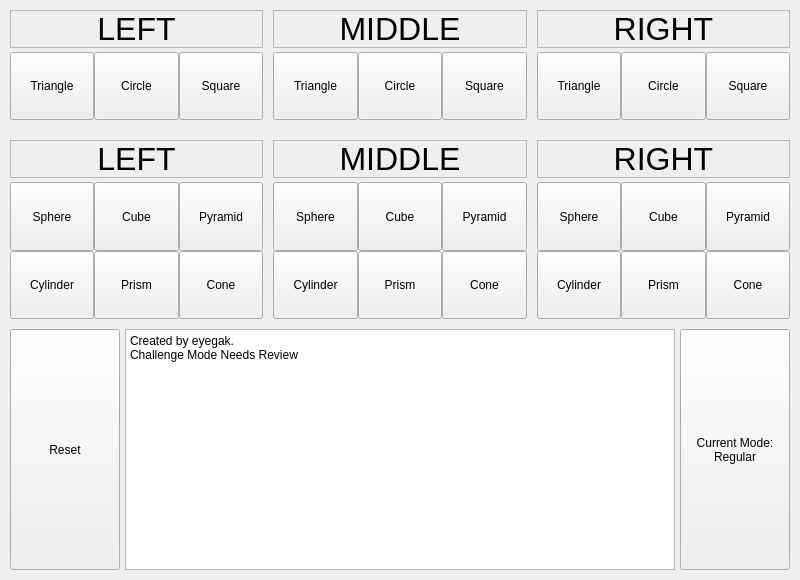
The window that mainwindow.ui (isaaclonergan/DissectionTool) describes before a commit, drawn with Qt 5.
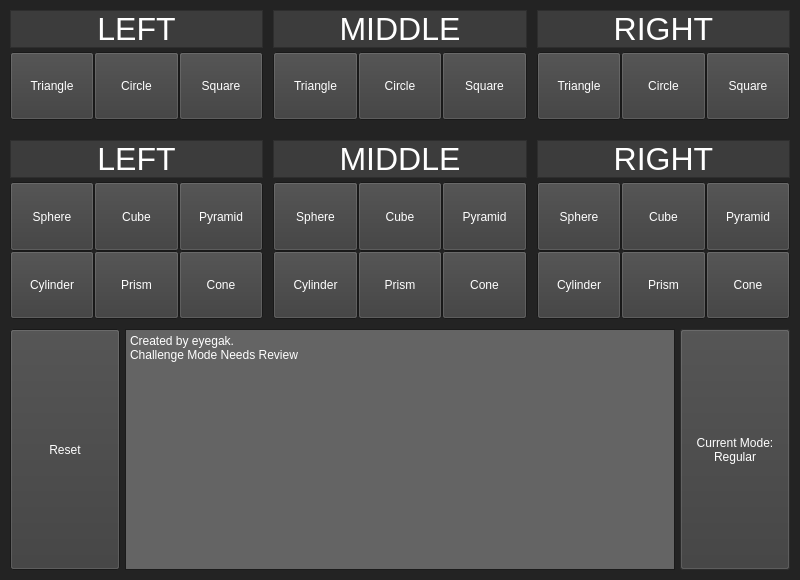
The same window after the commit.

Commit message: Forced dark mode in app

The edit to the form file:
```diff
--- a/mainwindow.ui
+++ b/mainwindow.ui
@@ -22,6 +22,439 @@
     <height>580</height>
    </size>
   </property>
+  <property name="palette">
+   <palette>
+    <active>
+     <colorrole role="WindowText">
+      <brush brushstyle="SolidPattern">
+       <color alpha="255">
+        <red>255</red>
+        <green>255</green>
+        <blue>255</blue>
+       </color>
+      </brush>
+     </colorrole>
+     <colorrole role="Button">
+      <brush brushstyle="SolidPattern">
+       <color alpha="255">
+        <red>60</red>
+        <green>60</green>
+        <blue>60</blue>
+       </color>
+      </brush>
+     </colorrole>
+     <colorrole role="Light">
+      <brush brushstyle="SolidPattern">
+       <color alpha="255">
+        <red>90</red>
+        <green>90</green>
+        <blue>90</blue>
+       </color>
+      </brush>
+     </colorrole>
+     <colorrole role="Midlight">
+      <brush brushstyle="SolidPattern">
+       <color alpha="255">
+        <red>70</red>
+        <green>70</green>
+        <blue>70</blue>
+       </color>
+      </brush>
+     </colorrole>
+     <colorrole role="Dark">
+      <brush brushstyle="SolidPattern">
+       <color alpha="255">
+        <red>60</red>
+        <green>60</green>
+        <blue>60</blue>
+       </color>
+      </brush>
+     </colorrole>
+     <colorrole role="Mid">
+      <brush brushstyle="SolidPattern">
+       <color alpha="255">
+        <red>90</red>
+        <green>90</green>
+        <blue>90</blue>
+       </color>
+      </brush>
+     </colorrole>
+     <colorrole role="Text">
+      <brush brushstyle="SolidPattern">
+       <color alpha="255">
+        <red>255</red>
+        <green>255</green>
+        <blue>255</blue>
+       </color>
+      </brush>
+     </colorrole>
+     <colorrole role="BrightText">
+      <brush brushstyle="SolidPattern">
+       <color alpha="255">
+        <red>255</red>
+        <green>255</green>
+        <blue>255</blue>
+       </color>
+      </brush>
+     </colorrole>
+     <colorrole role="ButtonText">
+      <brush brushstyle="SolidPattern">
+       <color alpha="255">
+        <red>255</red>
+        <green>255</green>
+        <blue>255</blue>
+       </color>
+      </brush>
+     </colorrole>
+     <colorrole role="Base">
+      <brush brushstyle="SolidPattern">
+       <color alpha="255">
+        <red>100</red>
+        <green>100</green>
+        <blue>100</blue>
+       </color>
+      </brush>
+     </colorrole>
+     <colorrole role="Window">
+      <brush brushstyle="SolidPattern">
+       <color alpha="255">
+        <red>35</red>
+        <green>35</green>
+        <blue>35</blue>
+       </color>
+      </brush>
+     </colorrole>
+     <colorrole role="Highlight">
+      <brush brushstyle="SolidPattern">
+       <color alpha="255">
+        <red>35</red>
+        <green>35</green>
+        <blue>35</blue>
+       </color>
+      </brush>
+     </colorrole>
+     <colorrole role="HighlightedText">
+      <brush brushstyle="SolidPattern">
+       <color alpha="255">
+        <red>255</red>
+        <green>255</green>
+        <blue>255</blue>
+       </color>
+      </brush>
+     </colorrole>
+     <colorrole role="AlternateBase">
+      <brush brushstyle="SolidPattern">
+       <color alpha="255">
+        <red>64</red>
+        <green>65</green>
+        <blue>66</blue>
+       </color>
+      </brush>
+     </colorrole>
+     <colorrole role="PlaceholderText">
+      <brush brushstyle="SolidPattern">
+       <color alpha="128">
+        <red>255</red>
+        <green>255</green>
+        <blue>255</blue>
+       </color>
+      </brush>
+     </colorrole>
+     <colorrole role="Accent">
+      <brush brushstyle="SolidPattern">
+       <color alpha="255">
+        <red>64</red>
+        <green>65</green>
+        <blue>66</blue>
+       </color>
+      </brush>
+     </colorrole>
+    </active>
+    <inactive>
+     <colorrole role="WindowText">
+      <brush brushstyle="SolidPattern">
+       <color alpha="255">
+        <red>255</red>
+        <green>255</green>
+        <blue>255</blue>
+       </color>
+      </brush>
+     </colorrole>
+     <colorrole role="Button">
+      <brush brushstyle="SolidPattern">
+       <color alpha="255">
+        <red>60</red>
+        <green>60</green>
+        <blue>60</blue>
+       </color>
+      </brush>
+     </colorrole>
+     <colorrole role="Light">
+      <brush brushstyle="SolidPattern">
+       <color alpha="255">
+        <red>90</red>
+        <green>90</green>
+        <blue>90</blue>
+       </color>
+      </brush>
+     </colorrole>
+     <colorrole role="Midlight">
+      <brush brushstyle="SolidPattern">
+       <color alpha="255">
+        <red>70</red>
+        <green>70</green>
+        <blue>70</blue>
+       </color>
+      </brush>
+     </colorrole>
+     <colorrole role="Dark">
+      <brush brushstyle="SolidPattern">
+       <color alpha="255">
+        <red>60</red>
+        <green>60</green>
+        <blue>60</blue>
+       </color>
+      </brush>
+     </colorrole>
+     <colorrole role="Mid">
+      <brush brushstyle="SolidPattern">
+       <color alpha="255">
+        <red>90</red>
+        <green>90</green>
+        <blue>90</blue>
+       </color>
+      </brush>
+     </colorrole>
+     <colorrole role="Text">
+      <brush brushstyle="SolidPattern">
+       <color alpha="255">
+        <red>255</red>
+        <green>255</green>
+        <blue>255</blue>
+       </color>
+      </brush>
+     </colorrole>
+     <colorrole role="BrightText">
+      <brush brushstyle="SolidPattern">
+       <color alpha="255">
+        <red>255</red>
+        <green>255</green>
+        <blue>255</blue>
+       </color>
+      </brush>
+     </colorrole>
+     <colorrole role="ButtonText">
+      <brush brushstyle="SolidPattern">
+       <color alpha="255">
+        <red>255</red>
+        <green>255</green>
+        <blue>255</blue>
+       </color>
+      </brush>
+     </colorrole>
+     <colorrole role="Base">
+      <brush brushstyle="SolidPattern">
+       <color alpha="255">
+        <red>100</red>
+        <green>100</green>
+        <blue>100</blue>
+       </color>
+      </brush>
+     </colorrole>
+     <colorrole role="Window">
+      <brush brushstyle="SolidPattern">
+       <color alpha="255">
+        <red>35</red>
+        <green>35</green>
+        <blue>35</blue>
+       </color>
+      </brush>
+     </colorrole>
+     <colorrole role="Highlight">
+      <brush brushstyle="SolidPattern">
+       <color alpha="255">
+        <red>35</red>
+        <green>35</green>
+        <blue>35</blue>
+       </color>
+      </brush>
+     </colorrole>
+     <colorrole role="HighlightedText">
+      <brush brushstyle="SolidPattern">
+       <color alpha="255">
+        <red>255</red>
+        <green>255</green>
+        <blue>255</blue>
+       </color>
+      </brush>
+     </colorrole>
+     <colorrole role="AlternateBase">
+      <brush brushstyle="SolidPattern">
+       <color alpha="255">
+        <red>64</red>
+        <green>65</green>
+        <blue>66</blue>
+       </color>
+      </brush>
+     </colorrole>
+     <colorrole role="PlaceholderText">
+      <brush brushstyle="SolidPattern">
+       <color alpha="128">
+        <red>255</red>
+        <green>255</green>
+        <blue>255</blue>
+       </color>
+      </brush>
+     </colorrole>
+     <colorrole role="Accent">
+      <brush brushstyle="SolidPattern">
+       <color alpha="255">
+        <red>64</red>
+        <green>65</green>
+        <blue>66</blue>
+       </color>
+      </brush>
+     </colorrole>
+    </inactive>
+    <disabled>
+     <colorrole role="WindowText">
+      <brush brushstyle="SolidPattern">
+       <color alpha="255">
+        <red>60</red>
+        <green>60</green>
+        <blue>60</blue>
+       </color>
+      </brush>
+     </colorrole>
+     <colorrole role="Button">
+      <brush brushstyle="SolidPattern">
+       <color alpha="255">
+        <red>60</red>
+        <green>60</green>
+        <blue>60</blue>
+       </color>
+      </brush>
+     </colorrole>
+     <colorrole role="Light">
+      <brush brushstyle="SolidPattern">
+       <color alpha="255">
+        <red>90</red>
+        <green>90</green>
+        <blue>90</blue>
+       </color>
+      </brush>
+     </colorrole>
+     <colorrole role="Midlight">
+      <brush brushstyle="SolidPattern">
+       <color alpha="255">
+        <red>70</red>
+        <green>70</green>
+        <blue>70</blue>
+       </color>
+      </brush>
+     </colorrole>
+     <colorrole role="Dark">
+      <brush brushstyle="SolidPattern">
+       <color alpha="255">
+        <red>60</red>
+        <green>60</green>
+        <blue>60</blue>
+       </color>
+      </brush>
+     </colorrole>
+     <colorrole role="Mid">
+      <brush brushstyle="SolidPattern">
+       <color alpha="255">
+        <red>90</red>
+        <green>90</green>
+        <blue>90</blue>
+       </color>
+      </brush>
+     </colorrole>
+     <colorrole role="Text">
+      <brush brushstyle="SolidPattern">
+       <color alpha="255">
+        <red>60</red>
+        <green>60</green>
+        <blue>60</blue>
+       </color>
+      </brush>
+     </colorrole>
+     <colorrole role="BrightText">
+      <brush brushstyle="SolidPattern">
+       <color alpha="255">
+        <red>255</red>
+        <green>255</green>
+        <blue>255</blue>
+       </color>
+      </brush>
+     </colorrole>
+     <colorrole role="ButtonText">
+      <brush brushstyle="SolidPattern">
+       <color alpha="255">
+        <red>60</red>
+        <green>60</green>
+        <blue>60</blue>
+       </color>
+      </brush>
+     </colorrole>
+     <colorrole role="Base">
+      <brush brushstyle="SolidPattern">
+       <color alpha="255">
+        <red>35</red>
+        <green>35</green>
+        <blue>35</blue>
+       </color>
+      </brush>
+     </colorrole>
+     <colorrole role="Window">
+      <brush brushstyle="SolidPattern">
+       <color alpha="255">
+        <red>35</red>
+        <green>35</green>
+        <blue>35</blue>
+       </color>
+      </brush>
+     </colorrole>
+     <colorrole role="HighlightedText">
+      <brush brushstyle="SolidPattern">
+       <color alpha="255">
+        <red>255</red>
+        <green>255</green>
+        <blue>255</blue>
+       </color>
+      </brush>
+     </colorrole>
+     <colorrole role="AlternateBase">
+      <brush brushstyle="SolidPattern">
+       <color alpha="255">
+        <red>64</red>
+        <green>65</green>
+        <blue>66</blue>
+       </color>
+      </brush>
+     </colorrole>
+     <colorrole role="PlaceholderText">
+      <brush brushstyle="SolidPattern">
+       <color alpha="128">
+        <red>255</red>
+        <green>255</green>
+        <blue>255</blue>
+       </color>
+      </brush>
+     </colorrole>
+     <colorrole role="Accent">
+      <brush brushstyle="SolidPattern">
+       <color alpha="255">
+        <red>64</red>
+        <green>65</green>
+        <blue>66</blue>
+       </color>
+      </brush>
+     </colorrole>
+    </disabled>
+   </palette>
+  </property>
   <property name="windowTitle">
    <string>Dissection Tool</string>
   </property>
@@ -318,6 +751,9 @@
         <property name="autoFillBackground">
          <bool>false</bool>
         </property>
+        <property name="styleSheet">
+         <string notr="true">QWidget {background-color: rgb(60,60,60); color: white}</string>
+        </property>
         <property name="frameShape">
          <enum>QFrame::StyledPanel</enum>
         </property>
@@ -539,6 +975,9 @@
         <property name="contextMenuPolicy">
          <enum>Qt::PreventContextMenu</enum>
         </property>
+        <property name="styleSheet">
+         <string notr="true">QWidget {background-color: rgb(60,60,60); color: white}</string>
+        </property>
         <property name="frameShape">
          <enum>QFrame::StyledPanel</enum>
         </property>
@@ -560,6 +999,9 @@
           <pointsize>24</pointsize>
          </font>
         </property>
+        <property name="styleSheet">
+         <string notr="true">QWidget {background-color: rgb(60,60,60); color: white}</string>
+        </property>
         <property name="frameShape">
          <enum>QFrame::StyledPanel</enum>
         </property>
@@ -581,6 +1023,9 @@
           <pointsize>24</pointsize>
          </font>
         </property>
+        <property name="styleSheet">
+         <string notr="true">QWidget {background-color: rgb(60,60,60); color: white}</string>
+        </property>
         <property name="frameShape">
          <enum>QFrame::StyledPanel</enum>
         </property>
@@ -602,6 +1047,9 @@
           <pointsize>24</pointsize>
          </font>
         </property>
+        <property name="styleSheet">
+         <string notr="true">QWidget {background-color: rgb(60,60,60); color: white}</string>
+        </property>
         <property name="frameShape">
          <enum>QFrame::StyledPanel</enum>
         </property>
@@ -623,6 +1071,9 @@
           <pointsize>24</pointsize>
          </font>
         </property>
+        <property name="styleSheet">
+         <string notr="true">QWidget {background-color: rgb(60,60,60); color: white}</string>
+        </property>
         <property name="frameShape">
          <enum>QFrame::StyledPanel</enum>
         </property>
@@ -698,7 +1149,9 @@
          </sizepolicy>
         </property>
         <property name="styleSheet">
-         <string notr="true">QPushButton:checked {background-color: rgb(132,167,224); border: none;}</string>
+         <string notr="true">QPushButton:checked {background-color: rgb(132,167,224); border: none;}
+QPushButton {background-color: rgb(60,60,60); color: white}
+</string>
         </property>
         <property name="text">
          <string>Current Mode:
```
The commit also changes 1 other file.
